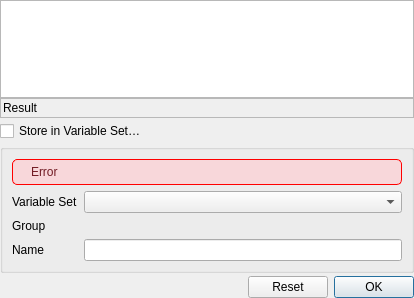
andrejvysny/FreeCAD, file src/Gui/Dialogs/DlgExpressionInput.ui: the form before one commit.
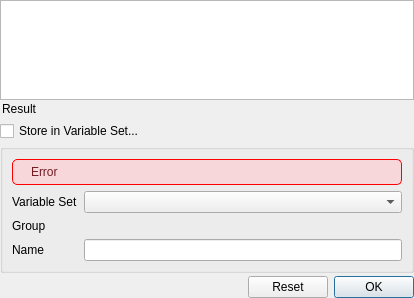
The form after the commit. Custom widgets are drawn as their Qt base class.

Commit message:
Gui: Fix DlgExpressionInput layout sizing and var set appearance
- Move adjustSize() outside the try/catch so it fires on both toggle
  states, not only when the expression parses successfully
- Switch layout size constraint to SetMinimumSize so the dialog grows
  correctly when the var set panel expands
- Remove hardcoded StyledPanel/Raised frame from the header widget
- Set icon size on the var set list view

Patch:
```diff
--- a/src/Gui/Dialogs/DlgExpressionInput.ui
+++ b/src/Gui/Dialogs/DlgExpressionInput.ui
@@ -30,7 +30,7 @@
     <number>3</number>
    </property>
    <property name="sizeConstraint">
-    <enum>QLayout::SizeConstraint::SetDefaultConstraint</enum>
+    <enum>QLayout::SizeConstraint::SetMinimumSize</enum>
    </property>
    <property name="margin" stdset="0">
     <number>0</number>
@@ -76,12 +76,6 @@
          <property name="autoFillBackground">
           <bool>true</bool>
          </property>
-         <property name="frameShape">
-          <enum>QFrame::Shape::StyledPanel</enum>
-         </property>
-         <property name="frameShadow">
-          <enum>QFrame::Shadow::Raised</enum>
-         </property>
          <layout class="QHBoxLayout" name="horizontalLayout_4">
           <property name="spacing">
            <number>4</number>
@@ -184,7 +178,7 @@
 The property of this object will refer to the property of the Variable Set.</string>
        </property>
        <property name="text">
-        <string>Store in Variable Set…</string>
+        <string>Store in Variable Set...</string>
        </property>
       </widget>
      </item>
```
Left out of the diff: 2 changed lines with no effect on the pictures. The commit also changes 1 other file.
